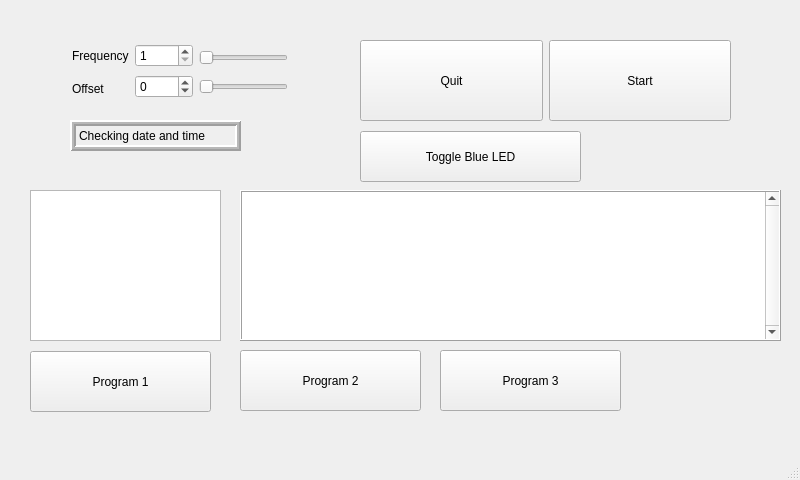
Old version of the form test0/gui.ui in the repository ursl/tessie.
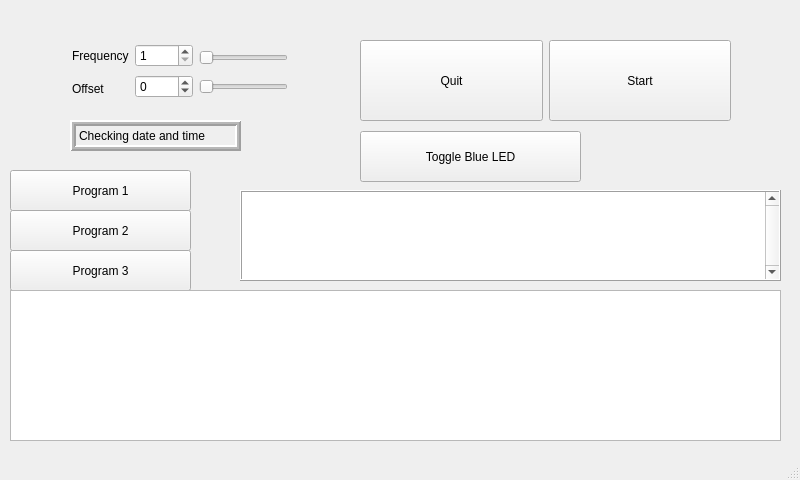
New version of the form. Custom widgets are drawn as their Qt base class.

Commit message: code for getting load

Diff of the .ui file:
```diff
--- a/test0/gui.ui
+++ b/test0/gui.ui
@@ -252,7 +252,7 @@
       <x>240</x>
       <y>190</y>
       <width>541</width>
-      <height>151</height>
+      <height>91</height>
      </rect>
     </property>
     <property name="frameShape">
@@ -296,10 +296,10 @@
    <widget class="QPushButton" name="pushButton_3">
     <property name="geometry">
      <rect>
-      <x>30</x>
-      <y>351</y>
+      <x>10</x>
+      <y>170</y>
       <width>181</width>
-      <height>61</height>
+      <height>41</height>
      </rect>
     </property>
     <property name="text">
@@ -309,10 +309,10 @@
    <widget class="QPushButton" name="pushButton_4">
     <property name="geometry">
      <rect>
-      <x>240</x>
-      <y>350</y>
+      <x>10</x>
+      <y>210</y>
       <width>181</width>
-      <height>61</height>
+      <height>41</height>
      </rect>
     </property>
     <property name="text">
@@ -322,10 +322,10 @@
    <widget class="QPushButton" name="pushButton_5">
     <property name="geometry">
      <rect>
-      <x>440</x>
-      <y>350</y>
+      <x>10</x>
+      <y>250</y>
       <width>181</width>
-      <height>61</height>
+      <height>41</height>
      </rect>
     </property>
     <property name="text">
@@ -335,12 +335,17 @@
    <widget class="QtCharts::QChartView" name="graphicsView">
     <property name="geometry">
      <rect>
-      <x>30</x>
-      <y>190</y>
-      <width>191</width>
+      <x>10</x>
+      <y>290</y>
+      <width>771</width>
       <height>151</height>
      </rect>
     </property>
+    <property name="font">
+     <font>
+      <pointsize>9</pointsize>
+     </font>
+    </property>
    </widget>
   </widget>
   <widget class="QStatusBar" name="statusbar"/>
```
The commit also changes 2 other files.
